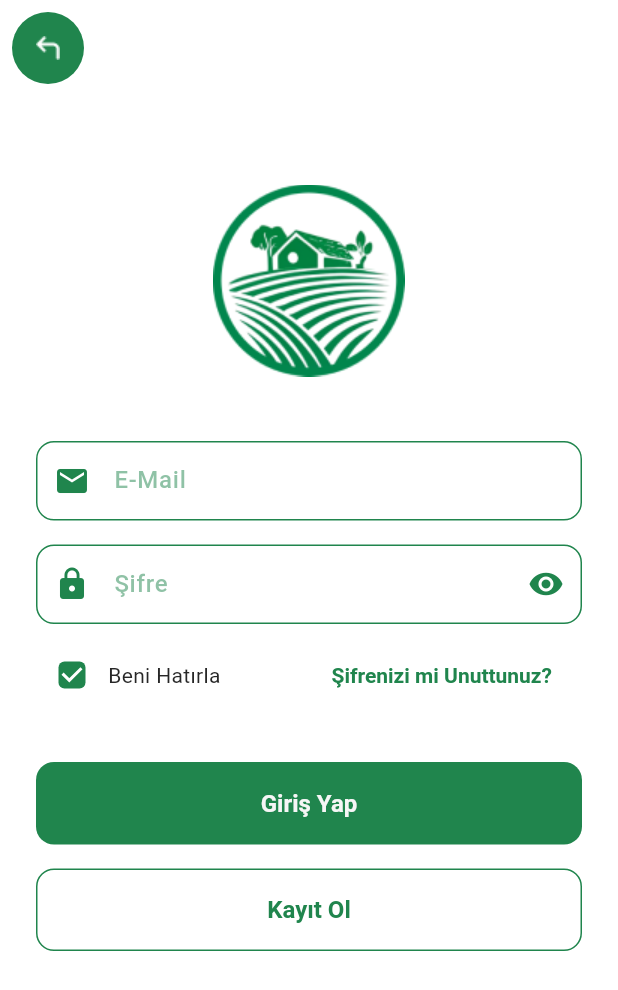
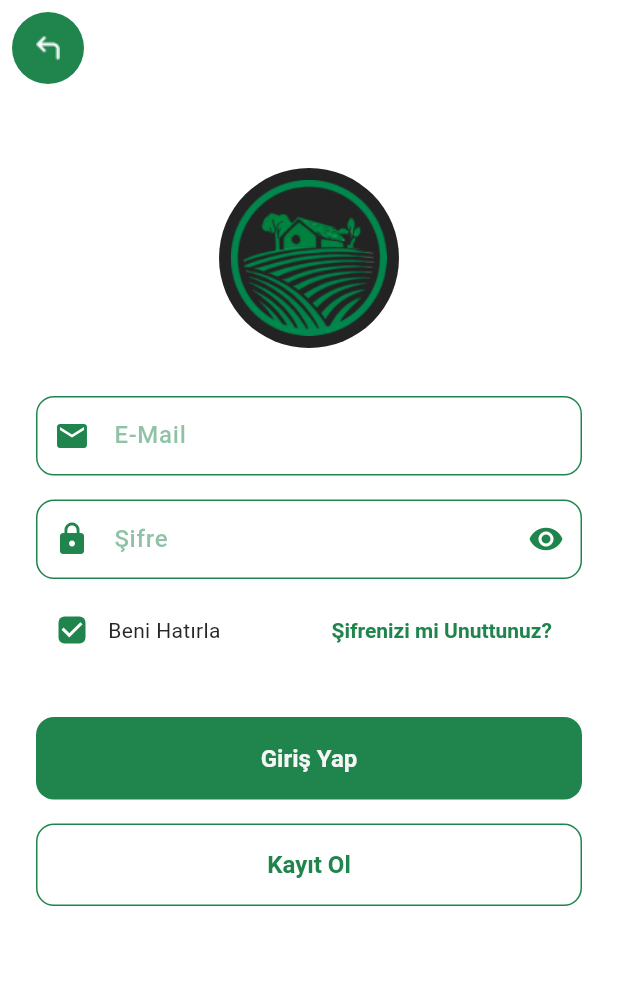
Before and after one commit to Mudrowe/Toprak-Rehberi, a Flutter app: the screen it shows after launch, after a tap on "Giriş Yap", on a phone screen of 412 x 824 dp. Shown: the top 990 px of the screen. Run offline on Flutter 3.47's test engine with Material 3 defaults, Android fonts, the phone set to English and light mode, and no system bars; our stand-ins replace carousel_slider, fl_chart, get, logger, percent_indicator.

Commit message:
frontend: add dark mode logo, but not sure of it

```diff
--- a/lib/common/widgets/land_details/widgets/sections/land_planted_products.dart
+++ b/lib/common/widgets/land_details/widgets/sections/land_planted_products.dart
@@ -4,6 +4,7 @@ import 'package:toprak_rehberi/models/land/land.dart';
 import 'package:toprak_rehberi/utils/constants/image_strings.dart';
 import 'package:toprak_rehberi/utils/constants/sizes.dart';
 import 'package:toprak_rehberi/utils/constants/text_strings.dart';
+import 'package:toprak_rehberi/utils/helpers/helper_functions.dart';
 
 class TLandPlantedProducts extends StatelessWidget {
   final Land land;
@@ -12,6 +13,7 @@ class TLandPlantedProducts extends StatelessWidget {
 
   @override
   Widget build(BuildContext context) {
+    final dark = THelperFunctions.isDarkMode(context);
     return land.isPlanted
         ? Column(
             children: [
@@ -30,7 +32,7 @@ class TLandPlantedProducts extends StatelessWidget {
           )
         : Column(
             children: [
-              Image.asset(TImages.appLogo),
+              Image.asset(dark ? TImages.darkAppLogo : TImages.lightAppLogo),
               const SizedBox(
                 height: TSizes.spaceBtwItems,
               ),
--- a/lib/features/authentication/screens/first_screen/widgets/first_screen_background.dart
+++ b/lib/features/authentication/screens/first_screen/widgets/first_screen_background.dart
@@ -3,12 +3,14 @@ import 'package:toprak_rehberi/utils/constants/colors.dart';
 import 'package:toprak_rehberi/utils/constants/image_strings.dart';
 import 'package:toprak_rehberi/utils/constants/sizes.dart';
 import 'package:toprak_rehberi/utils/constants/text_strings.dart';
+import 'package:toprak_rehberi/utils/helpers/helper_functions.dart';
 
 class TFirstScreenBackground extends StatelessWidget {
   const TFirstScreenBackground({super.key});
 
   @override
   Widget build(BuildContext context) {
+    final dark = THelperFunctions.isDarkMode(context);
     return Stack(
       children: [
         // Background
@@ -33,12 +35,12 @@ class TFirstScreenBackground extends StatelessWidget {
                 height: TSizes.logoHeight,
                 width: TSizes.logoWidth,
                 decoration: const BoxDecoration(
-                  color: TColors.white,
+                  color: TColors.black,
                   shape: BoxShape.circle,
                 ),
-                child: const Padding(
-                  padding: EdgeInsets.all(TSizes.sm),
-                  child: Image(image: AssetImage(TImages.appLogo)),
+                child: Padding(
+                  padding: const EdgeInsets.all(TSizes.sm),
+                  child: Image(image: AssetImage(dark ? TImages.darkAppLogo : TImages.lightAppLogo)),
                 ),
               ),
             ],
--- a/lib/features/authentication/screens/login/widgets/login_header.dart
+++ b/lib/features/authentication/screens/login/widgets/login_header.dart
@@ -1,5 +1,8 @@
 import 'package:flutter/material.dart';
+import 'package:toprak_rehberi/utils/constants/colors.dart';
 import 'package:toprak_rehberi/utils/constants/image_strings.dart';
+import 'package:toprak_rehberi/utils/constants/sizes.dart';
+import 'package:toprak_rehberi/utils/helpers/helper_functions.dart';
 //import 'package:toprak_rehberi/utils/helpers/helper_functions.dart';
 
 class TLoginHeader extends StatelessWidget {
@@ -9,15 +12,23 @@ class TLoginHeader extends StatelessWidget {
 
   @override
   Widget build(BuildContext context) {
-    //final dark = THelperFunctions.isDarkMode(context);
+    final dark = THelperFunctions.isDarkMode(context);
 
-    return const Column(
+    return Column(
       crossAxisAlignment: CrossAxisAlignment.start,
       children: [
-        Image(
-          height: 150,
-          image: AssetImage(TImages.appLogo),
-        ),
+        Container(
+                height: TSizes.logoHeight,
+                width: TSizes.logoWidth,
+                decoration: const BoxDecoration(
+                  color: TColors.black,
+                  shape: BoxShape.circle,
+                ),
+                child: Padding(
+                  padding: const EdgeInsets.all(TSizes.sm),
+                  child: Image(image: AssetImage(dark ? TImages.darkAppLogo : TImages.lightAppLogo)),
+                ),
+              ),
       ],
     );
   }
--- a/lib/features/main_pages/lands/lands.dart
+++ b/lib/features/main_pages/lands/lands.dart
@@ -1,4 +1,6 @@
 import 'package:flutter/material.dart';
+import 'package:get/get.dart';
+import 'package:toprak_rehberi/features/main_pages/lands/add_land_screen/add_land_screen.dart';
 import 'package:toprak_rehberi/features/main_pages/lands/widgets/land_card/land_card.dart';
 import 'package:toprak_rehberi/features/main_pages/lands/seed/lands_list.dart';
 import 'package:toprak_rehberi/utils/constants/sizes.dart';
@@ -27,7 +29,7 @@ class LandsScreen extends StatelessWidget {
 
                 IconButton(
                   iconSize: TSizes.iconLg,
-                  onPressed: () {},
+                  onPressed: () => Get.to(() => const TAddLandScreen()),
                   icon: const Icon(Icons.add),
                 ),
 
--- a/lib/utils/constants/image_strings.dart
+++ b/lib/utils/constants/image_strings.dart
@@ -1,6 +1,7 @@
 class TImages {
   // App Logo
-  static const String appLogo = "assets/logos/logo.png";
+  static const String lightAppLogo = "assets/logos/logo_light.png";
+  static const String darkAppLogo = "assets/logos/logo_dark.png";
 
   // Icons
   static const String backArrow = "assets/icons/back.png";
--- a/lib/utils/constants/text_strings.dart
+++ b/lib/utils/constants/text_strings.dart
@@ -67,7 +67,7 @@ class TTexts {
   static const String progress = 'İlerleme';
 
   // Adress Sections
-  static const String landName = 'İsim';
+  static const String landName = 'Arazi İsmi';
   static const String city = 'Şehir';
   static const String district = 'İlçe';
   static const String neighborhood = 'Mahalle/Köy';
```
Also changed, not shown: lib/features/authentication/screens/login/widgets/login_form.dart (+33 -13 lines), lib/features/main_pages/lands/add_land_screen/add_land_screen.dart (added, +27 -0 lines), assets/logos/logo_dark.png (added), assets/logos/logo_light.png (renamed from assets/logos/logo.png).
